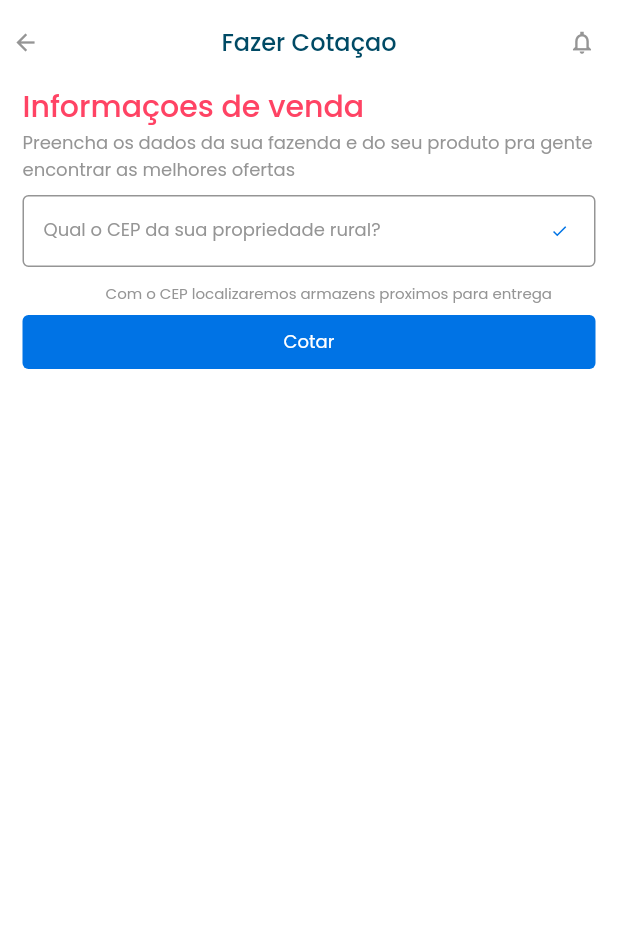
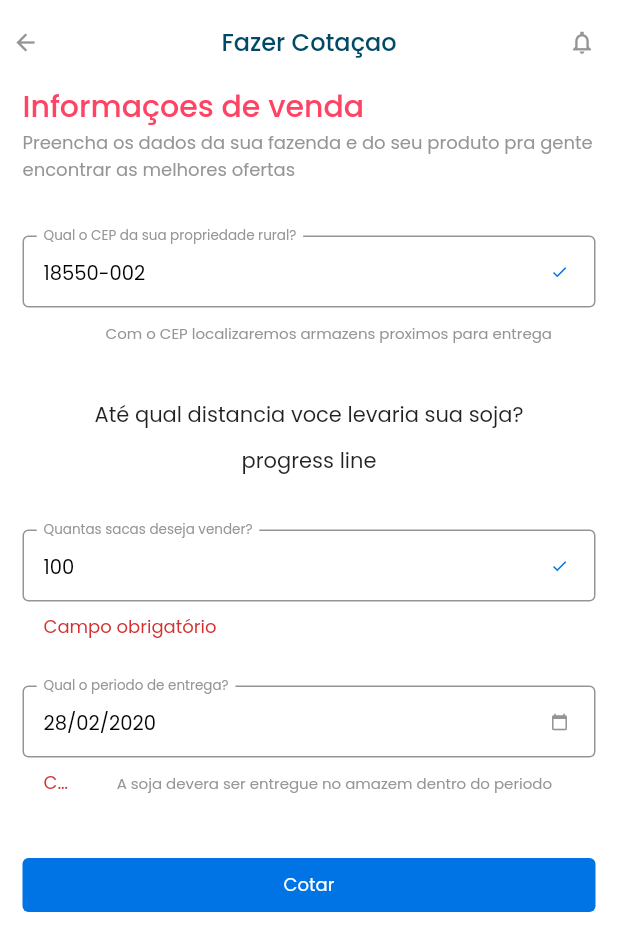
Before and after one commit to DMiyalu/mobile-test, a Flutter app: the Market screen opened by its route, after a tap on "Cotar", on a phone screen of 412 x 824 dp. Shown: the top 951 px of the screen. Run offline on Flutter 3.47's test engine with Material 2 defaults, Android fonts, the phone set to English and light mode, and no system bars; our stand-ins replace get.

Commit message:
update form

```diff
--- a/lib/screens/market/market.dart
+++ b/lib/screens/market/market.dart
@@ -27,8 +27,9 @@ class _MarketState extends State<Market> {
             children: [
               title(context, text: 'Informaçoes de venda'),
               subtitle(context, text: 'Preencha os dados da sua fazenda e do seu produto pra gente encontrar as melhores ofertas'),
-              SizedBox(height: 8),
+              SizedBox(height: 35),
               form(context, _formKey),
+              SizedBox(height: 15),
             ],
           ),
         ),
--- a/lib/screens/market/widgets.dart
+++ b/lib/screens/market/widgets.dart
@@ -6,18 +6,54 @@ Widget form(context, formKey) {
     key: formKey,
     child: Column(
       children: <Widget>[
-        _inputField(
-          context, labelText: 'Qual o CEP da sua propriedade rural?',
+        _inputField(context,
+            labelText: 'Qual o CEP da sua propriedade rural?',
             placeholder: '18550-002',
-          bottomText: 'Com o CEP localizaremos armazens proximos para entrega',
-          suffixIcon: Icon(Icons.done, color: Theme.of(context).primaryColor, size: 12)),
+            bottomText:
+                'Com o CEP localizaremos armazens proximos para entrega',
+            suffixIcon: Icon(Icons.done,
+                color: Theme.of(context).primaryColor, size: 12)),
+        SizedBox(height: 35),
+        _distance(context),
+        SizedBox(height: 35),
+        _inputField(context,
+            labelText: 'Quantas sacas deseja vender?',
+            bottomText: '',
+            placeholder: '100',
+            suffixIcon: Icon(Icons.done,
+                color: Theme.of(context).primaryColor, size: 12)),
+        SizedBox(height: 30),
+        _inputField(context,
+            labelText: 'Qual o periodo de entrega?',
+            placeholder: '28/02/2020',
+            bottomText:
+                'A soja devera ser entregue no amazem dentro do periodo',
+            suffixIcon: Icon(Icons.calendar_today,
+                color: Theme.of(context).primaryColorLight, size: 12)),
+        SizedBox(height: 35),
         _validationButton(context, formKey)
       ],
     ),
   );
 }
 
-Widget _inputField(context, {String? labelText, String? placeholder, String? bottomText, Widget? suffixIcon}) {
+Widget _distance(context) {
+  return Column(children: [
+    Text(
+      'Até qual distancia voce levaria sua soja?'
+    ),
+    SizedBox(height: 10),
+    Container(
+      child: Text('progress line')
+    )
+  ],);
+}
+
+Widget _inputField(context,
+    {String? labelText,
+    String? placeholder,
+    String? bottomText,
+    Widget? suffixIcon}) {
   return TextFormField(
     decoration: InputDecoration(
         labelText: labelText!,
@@ -29,17 +65,15 @@ Widget _inputField(context, {String? labelText, String? placeholder, String? bot
         errorBorder: _inputFieldBorderStyle(context),
         enabledBorder: _inputFieldBorderStyle(context),
         disabledBorder: _inputFieldBorderStyle(context),
-      floatingLabelBehavior: FloatingLabelBehavior.auto,
+        floatingLabelBehavior: FloatingLabelBehavior.always,
         contentPadding: EdgeInsets.symmetric(vertical: 8, horizontal: 14),
-      counter: _counterText(
-          context, bottomText!),
+        counter: _counterText(context, bottomText!),
         hintText: placeholder!,
         hintStyle: Theme.of(context)
             .textTheme
             .bodyText1!
             .copyWith(color: Colors.black, fontSize: 13),
-      suffixIcon: suffixIcon
-    ),
+        suffixIcon: suffixIcon),
     validator: (value) {
       if (value == null || value.isEmpty) {
         return 'Campo obrigatório';
```
Lines whose indentation alone changed are shown as unchanged.
